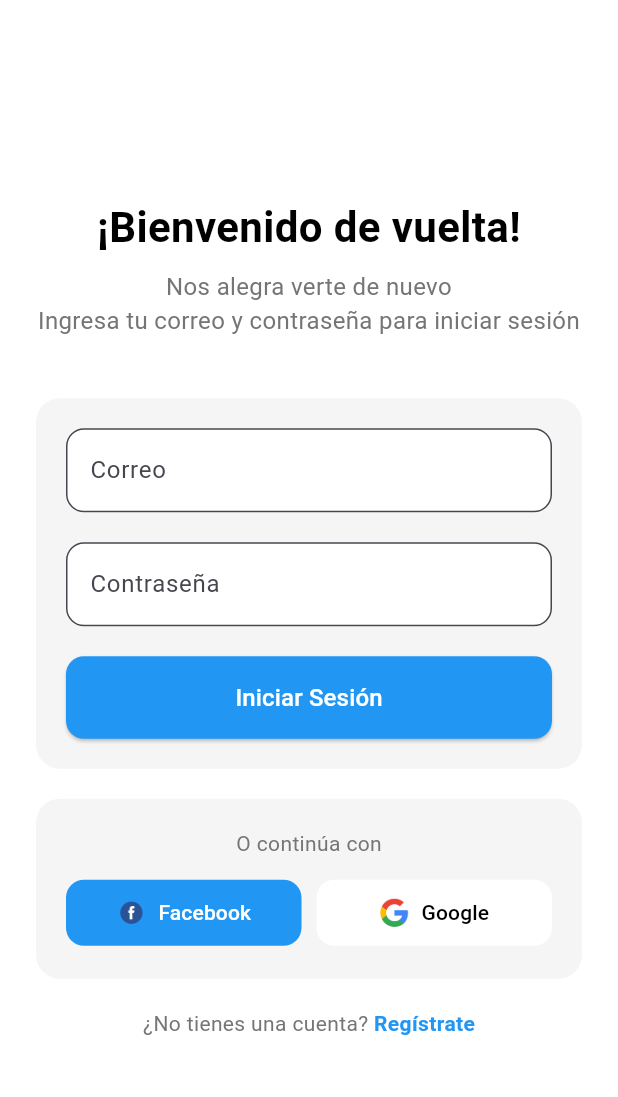
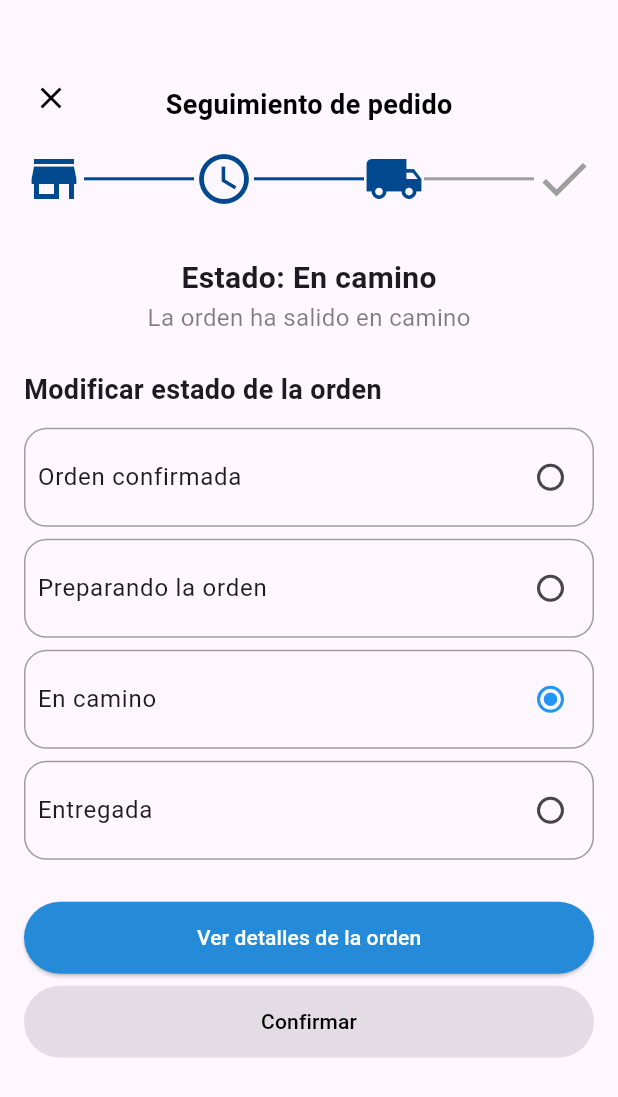
Before and after one commit to Easy-Market-SPL/spl-front, a Flutter app: the screen it shows after launch, on a phone screen of 412 x 824 dp. Shown: the top 1097 px of the screen. Run offline on Flutter 3.47's test engine with Material 3 defaults, Android fonts, the phone set to English and light mode, and no system bars; our stand-ins replace bloc, equatable, flutter_bloc.

Commit message:
feature/order tracking by status

```diff
--- /dev/null
+++ b/lib/bloc/ui_management/order_tracking/order_tracking_bloc.dart
@@ -0,0 +1,32 @@
+import 'package:flutter_bloc/flutter_bloc.dart';
+import 'order_tracking_event.dart';
+import 'order_tracking_state.dart';
+
+class OrderStatusBloc extends Bloc<OrderStatusEvent, OrderStatusState> {
+  OrderStatusBloc() : super(const OrderStatusState('En camino', 'La orden ha salido en camino')) {
+    on<LoadOrderStatusEvent>((event, emit) {
+      emit(const OrderStatusState('En camino', 'La orden ha salido en camino'));
+    });
+
+    on<ChangeOrderStatusEvent>((event, emit) {
+      String description;
+      switch (event.newStatus) {
+        case 'Orden confirmada':
+          description = 'La orden ha sido confirmada';
+          break;
+        case 'Preparando la orden':
+          description = 'La orden está siendo preparada';
+          break;
+        case 'En camino':
+          description = 'La orden ha salido en camino';
+          break;
+        case 'Entregada':
+          description = 'La orden ha sido entregada';
+          break;
+        default:
+          description = '';
+      }
+      emit(OrderStatusState(event.newStatus, description)); // Actualizamos el estado
+    });
+  }
+}
--- /dev/null
+++ b/lib/bloc/ui_management/order_tracking/order_tracking_event.dart
@@ -0,0 +1,19 @@
+import 'package:equatable/equatable.dart';
+
+abstract class OrderStatusEvent extends Equatable {
+  const OrderStatusEvent();
+
+  @override
+  List<Object> get props => [];
+}
+
+class LoadOrderStatusEvent extends OrderStatusEvent {}
+
+class ChangeOrderStatusEvent extends OrderStatusEvent {
+  final String newStatus;
+
+  const ChangeOrderStatusEvent(this.newStatus);
+
+  @override
+  List<Object> get props => [newStatus];
+}
--- /dev/null
+++ b/lib/bloc/ui_management/order_tracking/order_tracking_state.dart
@@ -0,0 +1,11 @@
+import 'package:equatable/equatable.dart';
+
+class OrderStatusState extends Equatable {
+  final String currentStatus;
+  final String description;
+
+  const OrderStatusState(this.currentStatus, this.description);
+
+  @override
+  List<Object> get props => [currentStatus, description];
+}
--- a/lib/main.dart
+++ b/lib/main.dart
@@ -1,5 +1,6 @@
 import 'package:flutter/material.dart';
 import 'package:flutter_bloc/flutter_bloc.dart';
+import 'package:spl_front/bloc/ui_management/order_tracking/order_tracking_bloc.dart';
 import 'package:spl_front/bloc/ui_management/profile_tab/profile_tab_bloc.dart';
 import 'package:spl_front/routes/routes.dart';
 import 'package:spl_front/spl/spl_variables.dart';
@@ -18,11 +19,13 @@ class MyApp extends StatelessWidget {
       // Providers using BLoC, managed on the folder lib/bloc/...
       providers: [
         BlocProvider(create: (_) => ProfileTabBloc()),
+        BlocProvider(create: (_) => OrderStatusBloc(),)
       ],
       child: MaterialApp(
         debugShowCheckedModeBanner: false,
         title: 'SPL Front',
-        initialRoute: SPLVariables.hasThirdAuth ? 'login_variant' : 'login',
+        //initialRoute: SPLVariables.hasThirdAuth ? 'login_variant' : 'login',
+        initialRoute: 'business_user_order_tracking',
         routes: appRoutes,
       ),
     );
--- /dev/null
+++ b/lib/pages/order/order_tracking.dart
@@ -0,0 +1,197 @@
+import 'package:flutter/material.dart';
+import 'package:flutter_bloc/flutter_bloc.dart';
+import 'package:spl_front/bloc/ui_management/order_tracking/order_tracking_bloc.dart';
+import 'package:spl_front/bloc/ui_management/order_tracking/order_tracking_event.dart';
+import 'package:spl_front/bloc/ui_management/order_tracking/order_tracking_state.dart';
+import 'package:spl_front/widgets/order/order_tracking_header.dart';
+
+class OrderTrackingScreen extends StatelessWidget {
+  const OrderTrackingScreen({super.key});
+
+  @override
+  Widget build(BuildContext context) {
+    return OrderTrackingPage();
+  }
+}
+
+class OrderTrackingPage extends StatefulWidget {
+  const OrderTrackingPage({super.key});
+
+  @override
+  State<OrderTrackingPage> createState() => _OrderTrackingScreenState();
+}
+
+class _OrderTrackingScreenState extends State<OrderTrackingPage> {
+  String _selectedStatus = 'En camino';
+
+  @override
+  Widget build(BuildContext context) {
+    return Scaffold(
+      body: Column(
+        children: [
+          const OrderTrackingHeader(),
+          Expanded(
+            child: SingleChildScrollView(
+              child: Padding(
+                padding: const EdgeInsets.all(16.0),
+                child: Column(
+                  crossAxisAlignment: CrossAxisAlignment.start,
+                  children: [
+                    // Status Tracker
+                    BlocBuilder<OrderStatusBloc, OrderStatusState>(
+                      builder: (context, state) {
+                        return Row(
+                          mainAxisAlignment: MainAxisAlignment.spaceBetween,
+                          children: [
+                            _buildStatusIcon(Icons.store, state.currentStatus == 'Orden confirmada' || state.currentStatus == 'Preparando la orden' || state.currentStatus == 'En camino' || state.currentStatus == 'Entregada'),
+                            _buildStatusLine(state.currentStatus == 'Preparando la orden' || state.currentStatus == 'En camino' || state.currentStatus == 'Entregada'),
+                            _buildStatusIcon(Icons.access_time, state.currentStatus == 'Preparando la orden' || state.currentStatus == 'En camino' || state.currentStatus == 'Entregada'),
+                            _buildStatusLine(state.currentStatus == 'En camino' || state.currentStatus == 'Entregada'),
+                            _buildStatusIcon(Icons.local_shipping, state.currentStatus == 'En camino' || state.currentStatus == 'Entregada'),
+                            _buildStatusLine(state.currentStatus == 'Entregada'),
+                            _buildStatusIcon(Icons.check, state.currentStatus == 'Entregada'),
+                          ],
+                        );
+                      },
+                    ),
+                    SizedBox(height: 32.0),
+                    // Current Status
+                    BlocBuilder<OrderStatusBloc, OrderStatusState>(
+                      builder: (context, state) {
+                        return Center(
+                          child: Column(
+                            children: [
+                              Text(
+                                'Estado: ${state.currentStatus}',
+                                style: TextStyle(fontSize: 20, fontWeight: FontWeight.bold),
+                              ),
+                              Text(
+                                state.description,
+                                style: TextStyle(fontSize: 16, color: const Color.fromARGB(127, 0, 0, 0)),
+                              ),
+                            ],
+                          ),
+                        );
+                      },
+                    ),
+                    SizedBox(height: 24.0),
+                    // Modify order status options
+                    Text(
+                      'Modificar estado de la orden',
+                      style: TextStyle(fontSize: 18, fontWeight: FontWeight.bold),
+                    ),
+                    SizedBox(height: 8.0),
+                    Column(
+                        children: [
+                          _buildStatusOption('Orden confirmada'),
+                          _buildStatusOption('Preparando la orden'),
+                          _buildStatusOption('En camino'),
+                          _buildStatusOption('Entregada'),
+                        ],
+                      ),
+                    SizedBox(height: 24.0),
+                    // Buttons
+                    ElevatedButton(
+                      onPressed: () {},
+                      style: ElevatedButton.styleFrom(
+                        backgroundColor: const Color.fromARGB(255, 37, 139, 217), //rgb(37, 139, 217)
+                        minimumSize: Size(double.infinity, 48),
+                      ),
+                      child: Text('Ver detalles de la orden', style: TextStyle(color: Colors.white),),
+                    ),
+                    SizedBox(height: 8.0),
+                    BlocBuilder<OrderStatusBloc, OrderStatusState>(
+                      builder: (context, state) {
+                        return ElevatedButton(
+                          onPressed: _selectedStatus != state.currentStatus ? () {
+                            _confirmStatusChange(context);
+                          } : null,
+                          style: ElevatedButton.styleFrom(
+                            backgroundColor: _selectedStatus != state.currentStatus ? Colors.green : Colors.grey[350],
+                            minimumSize: Size(double.infinity, 48),
+                          ),
+                          child: Text('Confirmar', style: TextStyle(color: Colors.black),),
+                        );
+                      },
+                    ),
+                  ],
+                ),
+              ),
+            ),
+          ),
+        ],
+      ),
+    );
+  }
+
+  Widget _buildStatusIcon(IconData icon, bool isActive) {
+    return Icon(icon, color: isActive ? const Color.fromARGB(255, 0, 73, 143) : Colors.grey, size: 40,);
+  }
+
+  Widget _buildStatusLine(bool isActive) {
+    return Expanded(
+      child: Container(
+        height: 2.0,
+        color: isActive ? Color.fromARGB(255, 0, 73, 143): Colors.grey,
+      ),
+    );
+  }
+
+  Widget _buildStatusOption(String status) {
+    return Container(
+      margin: EdgeInsets.symmetric(vertical: 4.0),
+      padding: EdgeInsets.all(8.0),
+      decoration: BoxDecoration(
+        border: Border.all(color: Colors.grey),
+        borderRadius: BorderRadius.circular(15.0),
+      ),
+      child: Theme(
+        data: Theme.of(context).copyWith(
+          unselectedWidgetColor: Colors.blue,
+        ),
+        child: RadioListTile<String>(
+          title: Text(status),
+          value: status,
+          groupValue: _selectedStatus,
+          onChanged: (value) {
+            setState(() {
+              _selectedStatus = value!;  // Solo actualiza la variable local, no emite evento aquí
+            });
+          },
+          activeColor: Colors.blue,
+          controlAffinity: ListTileControlAffinity.trailing, // Mueve el botón de radio a la derecha
+          contentPadding: EdgeInsets.zero,
+          visualDensity: VisualDensity.compact,
+        ),
+      ),
+    );
+  }
+
+  void _confirmStatusChange(BuildContext context) {
+    showDialog(
+      context: context,
+      builder: (BuildContext context) {
+        return AlertDialog(
+          title: Text('Confirmar cambio de estado'),
+          content: Text('¿Estás seguro de que deseas cambiar el estado de la orden a "$_selectedStatus"?'),
+          actions: [
+            TextButton(
+              onPressed: () {
+                Navigator.of(context).pop();  // Cierra el diálogo sin hacer nada
+              },
+              child: Text('Cancelar', style: TextStyle(color: Colors.blue),),
+            ),
+            TextButton(
+              onPressed: () {
+                // Emite el evento para cambiar el estado sin necesidad de un Builder
+                context.read<OrderStatusBloc>().add(ChangeOrderStatusEvent(_selectedStatus));
+                Navigator.of(context).pop();  // Cierra el diálogo después de confirmar
+              },
+              child: Text('Aceptar', style: TextStyle(color: Colors.blue),),
+            ),
+          ],
+        );
+      },
+    );
+  }
+}
--- a/lib/routes/routes.dart
+++ b/lib/routes/routes.dart
@@ -6,6 +6,7 @@ import 'package:spl_front/pages/customer_user/profile_customer_user.dart';
 import 'package:spl_front/pages/delivery_user/profile_delivery.dart';
 import 'package:spl_front/pages/login/login_page.dart';
 import 'package:spl_front/pages/login/login_page_variant.dart';
+import 'package:spl_front/pages/order/order_tracking.dart';
 import 'package:spl_front/pages/register/register_page.dart';
 import 'package:spl_front/pages/register/register_page_variant.dart';
 
@@ -19,4 +20,5 @@ final Map<String, Widget Function(BuildContext)> appRoutes = {
   'admin_profile': (_) => AdminPanelPage(),
   'customer_profile': (_) => CustomerProfilePage(),
   'customer_dashboard': (_) => CustomerMainDashboard(),
+  'business_user_order_tracking': (_) => OrderTrackingScreen(),
 };
--- /dev/null
+++ b/lib/utils/strings/order_strings.dart
@@ -0,0 +1,3 @@
+class OrderStrings {
+  static const String orderTrackingTittle = 'Seguimiento de pedido';
+}
--- /dev/null
+++ b/lib/widgets/order/order_tracking_header.dart
@@ -0,0 +1,43 @@
+import 'package:flutter/material.dart';
+import 'package:spl_front/utils/strings/order_strings.dart';
+
+class OrderTrackingHeader extends StatelessWidget {
+  const OrderTrackingHeader({super.key});
+
+  @override
+  Widget build(BuildContext context) {
+    final double screenHeight = MediaQuery.of(context).size.height;
+    final double topPadding = screenHeight * 0.05;
+
+    return Padding(
+      padding: EdgeInsets.only(top: topPadding, left: 10.0, right: 10.0),
+      child: Stack(
+        children: [
+          Positioned(
+            top: 0,
+            left: 0,
+            child: IconButton(
+              icon: const Icon(Icons.close, color: Colors.black),
+              onPressed: () {
+                Navigator.of(context).pop();
+              },
+            ),
+          ),
+          Center(
+            child: Padding(
+              padding: const EdgeInsets.only(top: 16.0),
+              child: Text(
+                OrderStrings.orderTrackingTittle,
+                style: const TextStyle(
+                  fontSize: 18,
+                  fontWeight: FontWeight.bold,
+                  color: Colors.black,
+                ),
+              ),
+            ),
+          ),
+        ],
+      ),
+    );
+  }
+}
```
Also changed, not shown: pubspec.yaml (+9 -0 lines), pubspec.lock, 5 other files.
